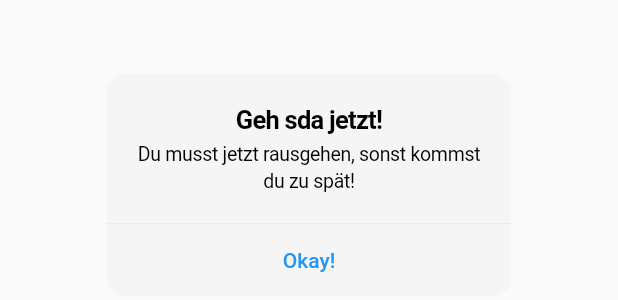
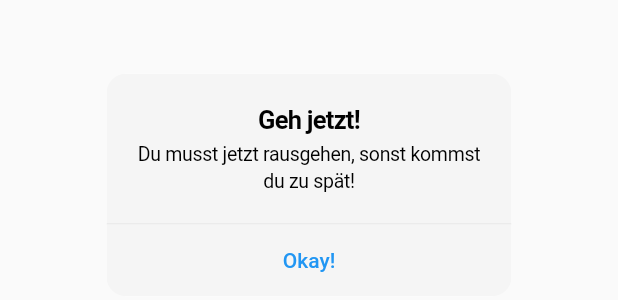
Before and after one commit to NilsBruhnCodes/where_is_my_bus, a Flutter app: the CupertinoPopUp widget shown alone on an empty page, opened directly, on a phone screen of 412 x 824 dp. Shown: the part 433-733 px from the top of the screen. Run offline on Flutter 3.47's test engine with Material 2 defaults, Android fonts, the phone set to English and light mode, and no system bars; our stand-ins replace flutter_svg, lottie; project files that could hold a hidden picture were left out.

Commit message:
Update cupertino_pop_up.dart

```diff
--- a/where_is_my_bus/lib/home/widgets/popups/cupertino_pop_up.dart
+++ b/where_is_my_bus/lib/home/widgets/popups/cupertino_pop_up.dart
@@ -9,7 +9,7 @@ class CupertinoPopUp extends StatelessWidget {
   @override
   Widget build(BuildContext context) {
     return CupertinoAlertDialog(
-      title: const Text('Geh sda jetzt!'),
+      title: const Text('Geh jetzt!'),
       content: const Text('Du musst jetzt rausgehen, sonst kommst du zu spät!'),
       actions: <Widget>[
         TextButton(
```
